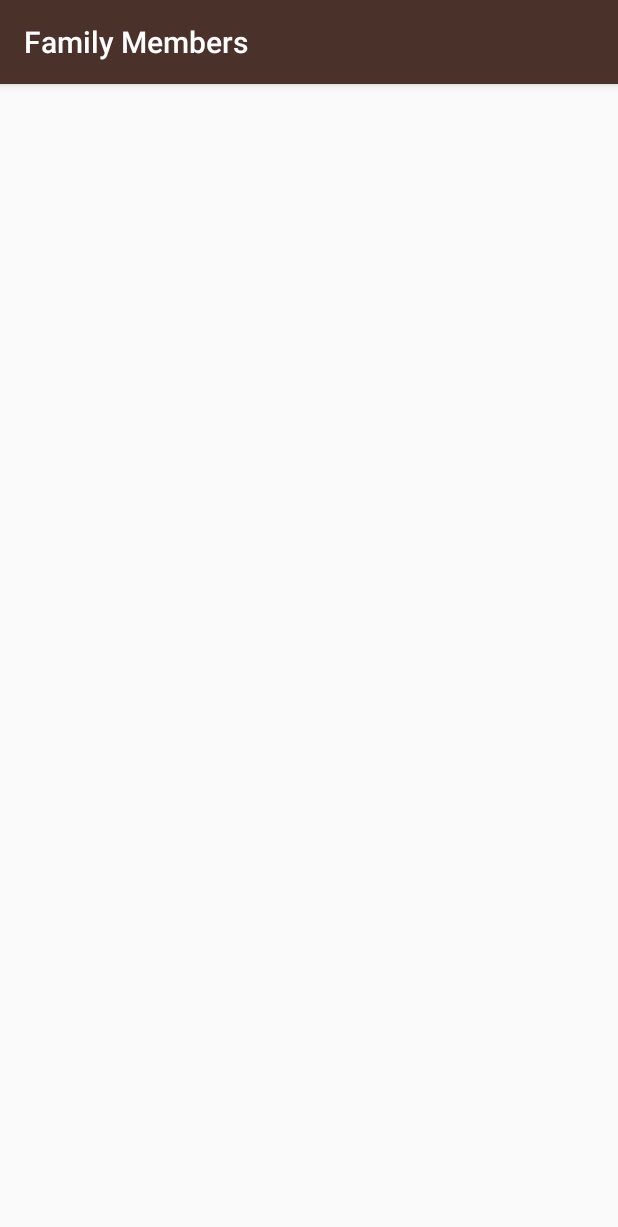
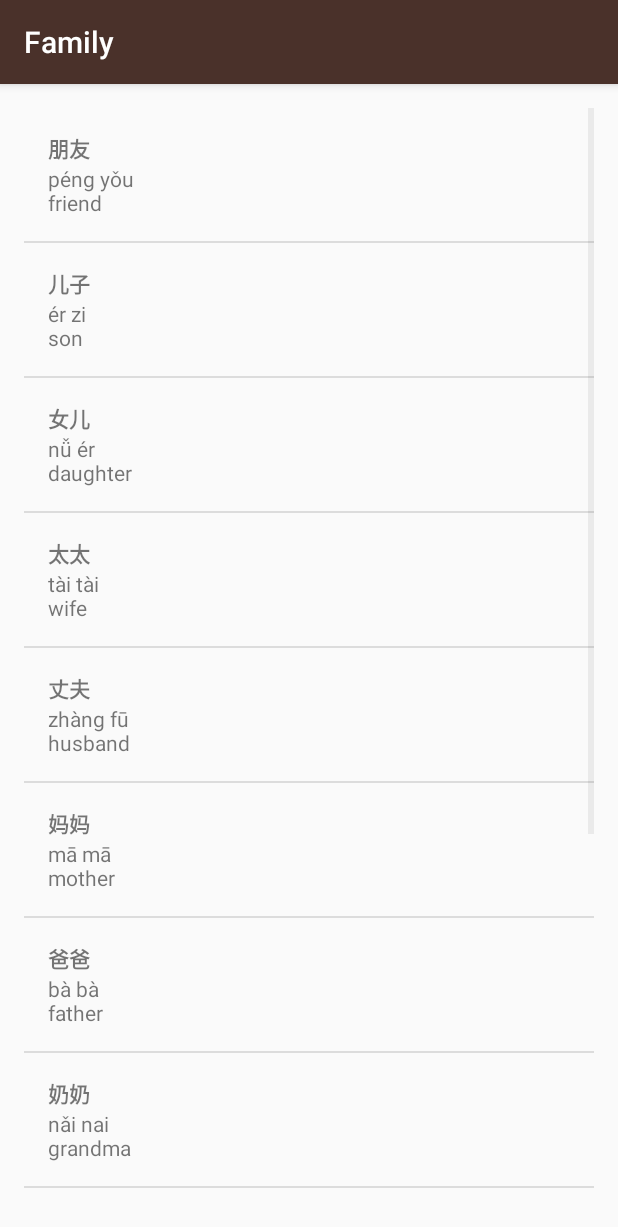
Before and after one commit to chanlis/LearnChinese, an Android app: the FamilyActivity screen opened directly, with no data from a screen before it, on a phone screen of 412 x 824 dp. Shown: the top 1227 px of the screen. Run offline under Robolectric (Android 15) with nearby library versions, the phone set to English and light mode, and no system bars.

Commit message:
family phrases added

```diff
--- a/app/src/main/java/com/example/android/learnchinese/FamilyActivity.java
+++ b/app/src/main/java/com/example/android/learnchinese/FamilyActivity.java
@@ -2,6 +2,9 @@ package com.example.android.learnchinese;
 
 import android.support.v7.app.AppCompatActivity;
 import android.os.Bundle;
+import android.widget.ListView;
+
+import java.util.ArrayList;
 
 public class FamilyActivity extends AppCompatActivity {
 
@@ -9,5 +12,44 @@ public class FamilyActivity extends AppCompatActivity {
     protected void onCreate(Bundle savedInstanceState) {
         super.onCreate(savedInstanceState);
         setContentView(R.layout.words_list);
+
+        ArrayList<Word> family = new ArrayList<Word>();
+        initFamily(family);
+
+        WordAdapter adapter = new WordAdapter(this, family);
+        ListView listView = (ListView) findViewById(R.id.words_list);
+        listView.setAdapter(adapter);
+    }
+
+    private final void initFamily(ArrayList<Word> family)
+    {
+        String packageName = getPackageName();
+        family.add(new Word(getResources().getString(R.string.friend_family), "朋友", "péng yǒu",
+                getResources().getIdentifier("friend", "raw", packageName)));
+        family.add(new Word(getResources().getString(R.string.son_family), "儿子", "ér zi",
+                getResources().getIdentifier("son", "raw", packageName)));
+        family.add(new Word(getResources().getString(R.string.daughter_family), "女儿", "nǚ ér",
+                getResources().getIdentifier("daughter", "raw", packageName)));
+        family.add(new Word(getResources().getString(R.string.wife_family), "太太", "tài tài",
+                getResources().getIdentifier("wife", "raw", packageName)));
+        family.add(new Word(getResources().getString(R.string.husband_family), "丈夫", "zhàng fū",
+                getResources().getIdentifier("husband", "raw", packageName)));
+        family.add(new Word(getResources().getString(R.string.mother_family), "妈妈", "mā mā",
+                getResources().getIdentifier("mother", "raw", packageName)));
+        family.add(new Word(getResources().getString(R.string.father_family), "爸爸", "bà bà",
+                getResources().getIdentifier("father", "raw", packageName)));
+        family.add(new Word(getResources().getString(R.string.grandma_family), "奶奶", "nǎi nai",
+                getResources().getIdentifier("grandma", "raw", packageName)));
+        family.add(new Word(getResources().getString(R.string.grandpa_family), "爷爷", "yé ye",
+                getResources().getIdentifier("grandpa", "raw", packageName)));
+        family.add(new Word(getResources().getString(R.string.older_brother_family), "哥哥", "gē ge",
+                getResources().getIdentifier("older_brother", "raw", packageName)));
+        family.add(new Word(getResources().getString(R.string.younger_brother_family), "弟弟", "dì dì",
+                getResources().getIdentifier("younger_brother", "raw", packageName)));
+        family.add(new Word(getResources().getString(R.string.younger_sister_family), "妹妹", "mèi mei",
+                getResources().getIdentifier("younger_sister", "raw", packageName)));
+        family.add(new Word(getResources().getString(R.string.older_sister_family), "姐姐", "jiě jie",
+                getResources().getIdentifier("older_sister", "raw", packageName)));
+
     }
 }
--- a/app/src/main/res/layout/activity_main.xml
+++ b/app/src/main/res/layout/activity_main.xml
@@ -26,16 +26,15 @@
         android:text="@string/category_numbers"/>
 
     <TextView
+        android:id="@+id/colors"
+        style="@style/CategoryStyle"
+        android:background="@color/category_colors"
+        android:text="@string/category_colors" />
+
+    <TextView
         android:id="@+id/family"
         style="@style/CategoryStyle"
         android:background="@color/category_family"
         android:text="@string/category_family" />
 
-    <TextView
-        android:id="@+id/colors"
-        style="@style/CategoryStyle"
-        android:background="@color/category_colors"
-        android:text="@string/category_colors" />
-
-
 </LinearLayout>
--- a/app/src/main/res/values/strings.xml
+++ b/app/src/main/res/values/strings.xml
@@ -84,5 +84,18 @@
     <string name="ten_numbers">ten</string>
 
     <!-- Category name for the vocabulary words for family members [CHAR LIMIT=20] -->
-    <string name="category_family">Family Members</string>
+    <string name="category_family">Family</string>
+    <string name="friend_family">friend</string>
+    <string name="son_family">son</string>
+    <string name="daughter_family">daughter</string>
+    <string name="wife_family">wife</string>
+    <string name="husband_family">husband</string>
+    <string name="mother_family">mother</string>
+    <string name="father_family">father</string>
+    <string name="grandma_family">grandma</string>
+    <string name="grandpa_family">grandpa</string>
+    <string name="older_brother_family">older brother</string>
+    <string name="younger_brother_family">younger brother</string>
+    <string name="younger_sister_family">younger sister</string>
+    <string name="older_sister_family">older sister</string>
 </resources>
```
Also changed, not shown: 13 other files.
